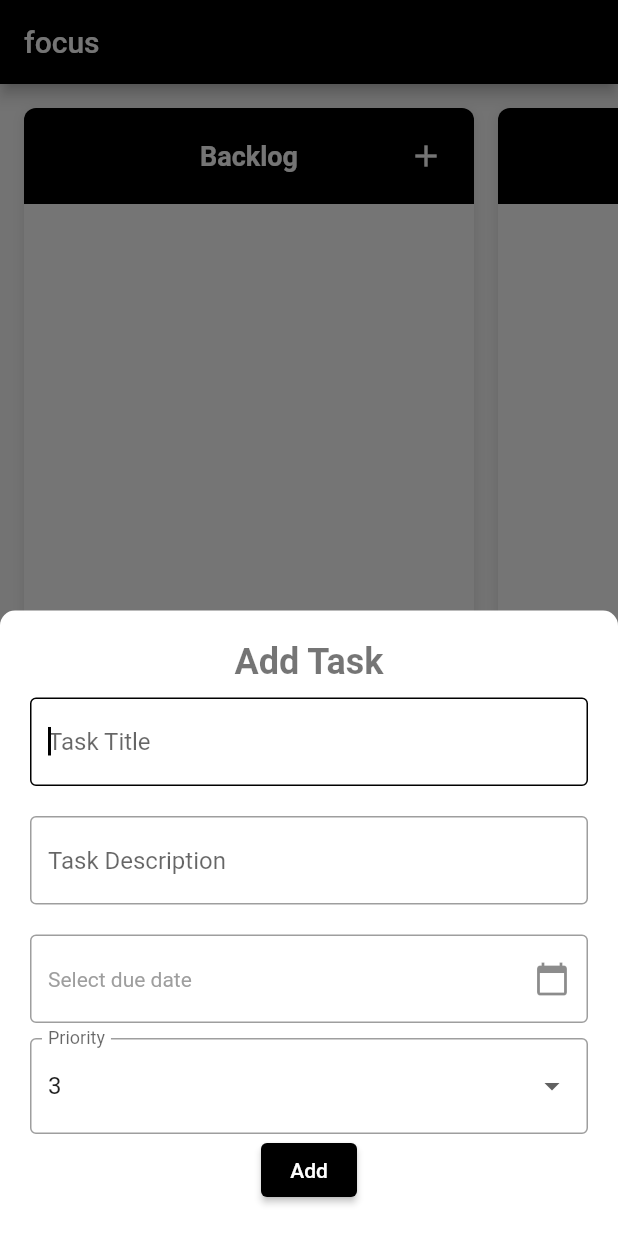
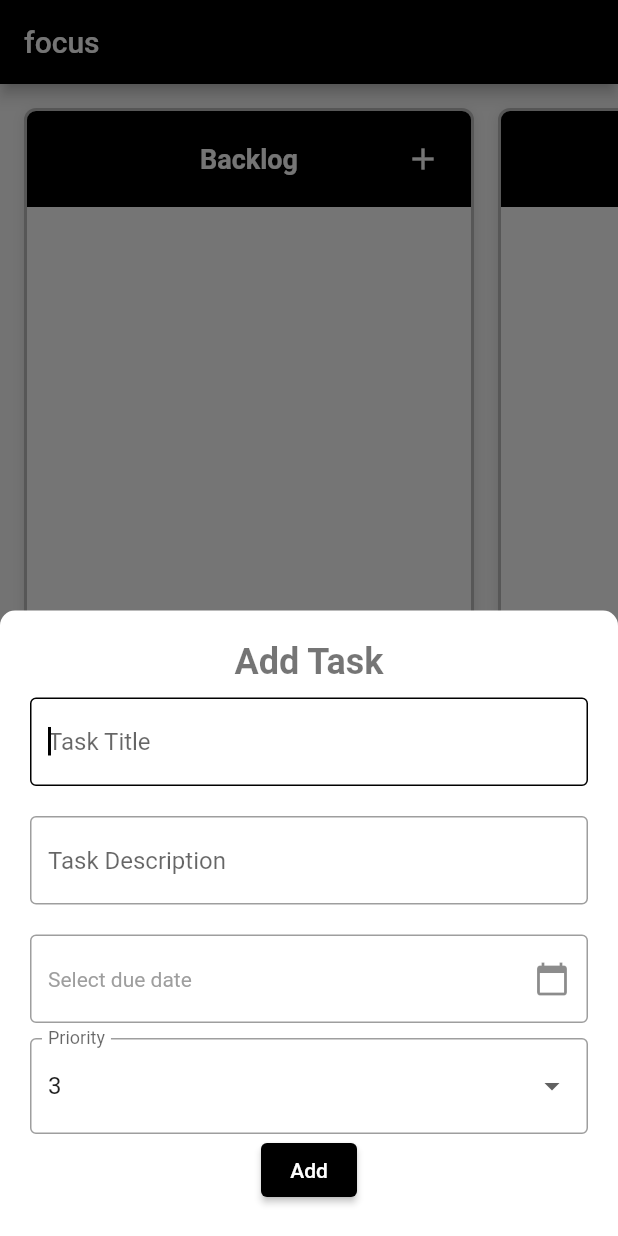
Before and after one commit to wjjmjh/focus, a Flutter app: the screen it shows after launch, after a tap on the "add" icon, on a phone screen of 412 x 824 dp. Run offline on Flutter 3.47's test engine with Material 2 defaults, Android fonts, the phone set to English and light mode, and no system bars; our stand-ins replace confetti, flutter_local_notifications, flutter_riverpod, hive, hive_flutter, timezone; accounts and stored records are empty.

Commit message:
ENH: KanbanColumn

```diff
--- a/lib/widgets/kanban_column.dart
+++ b/lib/widgets/kanban_column.dart
@@ -60,6 +60,10 @@ class _KanbanColumnState extends ConsumerState<KanbanColumn> {
               decoration: BoxDecoration(
                 color: Colors.white,
                 borderRadius: BorderRadius.circular(8.0),
+                border: Border.all(
+                  color: Colors.grey.shade400,
+                  width: 2.0,
+                ),
                 boxShadow: [
                   BoxShadow(
                     color: Colors.grey.shade300,
@@ -73,10 +77,10 @@ class _KanbanColumnState extends ConsumerState<KanbanColumn> {
                 children: [
                   Container(
                     padding: const EdgeInsets.all(8.0),
-                    decoration: BoxDecoration(
+                    decoration: const BoxDecoration(
                       color: Colors.black,
                       borderRadius:
-                          BorderRadius.vertical(top: Radius.circular(8.0)),
+                          BorderRadius.vertical(top: Radius.circular(6.0)),
                     ),
                     child: Row(
                       children: [
@@ -157,9 +161,10 @@ class _KanbanColumnState extends ConsumerState<KanbanColumn> {
         ),
       ),
       builder: (context) => AddTaskForm(
-        addTaskHandler: (String title, String description, int priority) {
+        addTaskHandler: (String title, String description, int priority,
+            DateTime? dueDate) {
           final notifier = ref.read(taskListProvider.notifier);
-          notifier.addTask(title, description, priority, widget.title);
+          notifier.addTask(title, description, priority, widget.title, dueDate);
         },
       ),
     );
```
